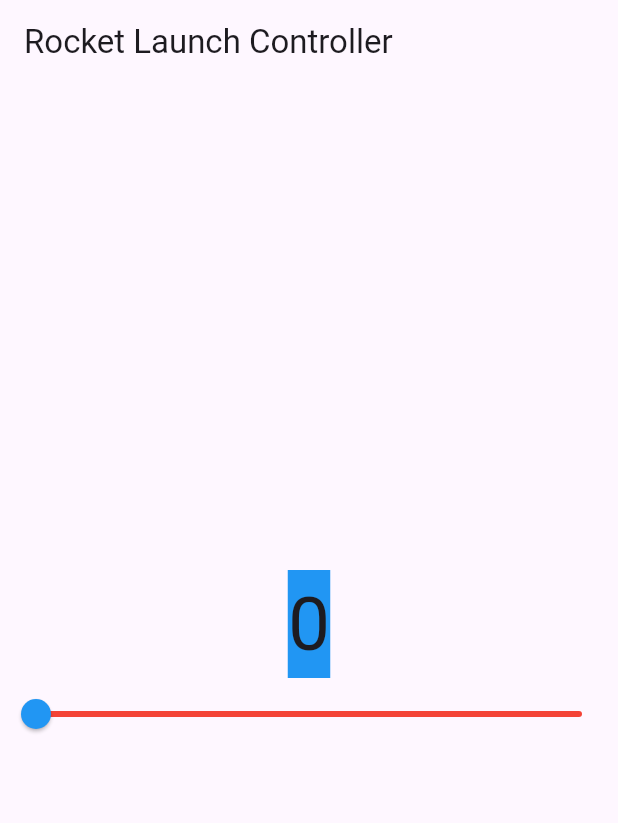
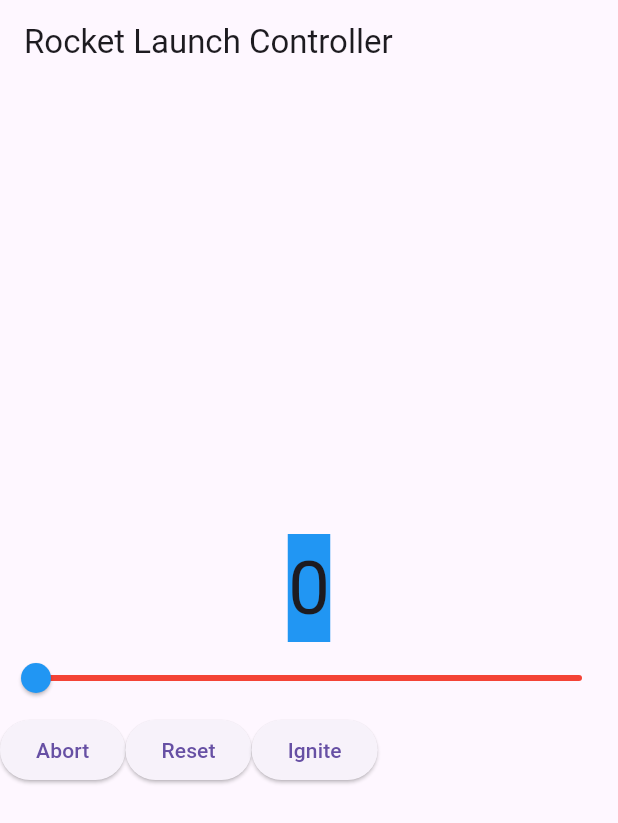
Before and after one commit to Mebibora/inclass_6, a Flutter app: the screen it shows after launch, on a phone screen of 412 x 824 dp. Shown: the top 823 px of the screen. Run offline on Flutter 3.47's test engine with Material 3 defaults, Android fonts, the phone set to English and light mode, and no system bars.

Commit message:
added ignite, reset, and abort buttons

```diff
--- a/lib/main.dart
+++ b/lib/main.dart
@@ -28,6 +28,25 @@ class CounterWidget extends StatefulWidget {
 class _CounterWidgetState extends State<CounterWidget> {
   //set counter value
   int _counter = 0;
+
+  void _abort() {
+    setState(() {
+      _counter -= 1;
+    });
+  }
+
+    void _reset() {
+    setState(() {
+      _counter = 0;
+    });
+  }
+
+    void _ignite() {
+    setState(() {
+      _counter += 1;
+    });
+  }
+
 
   @override
   Widget build(BuildContext context) {
@@ -61,6 +80,28 @@ class _CounterWidgetState extends State<CounterWidget> {
             activeColor: Colors.blue,
             inactiveColor: Colors.red,
           ),
+          Row(
+            children: [
+              ElevatedButton(
+                onPressed: () {
+                  _abort();
+                },
+                child: Text('Abort'),
+              ),
+              ElevatedButton(
+                onPressed: () {
+                  _reset();
+                },
+                child: Text('Reset'),
+              ),
+              ElevatedButton(
+                onPressed: () {
+                  _ignite();
+                },
+                child: Text('Ignite'),
+              ),
+            ]
+          )
         ],
       ),
     );
```
